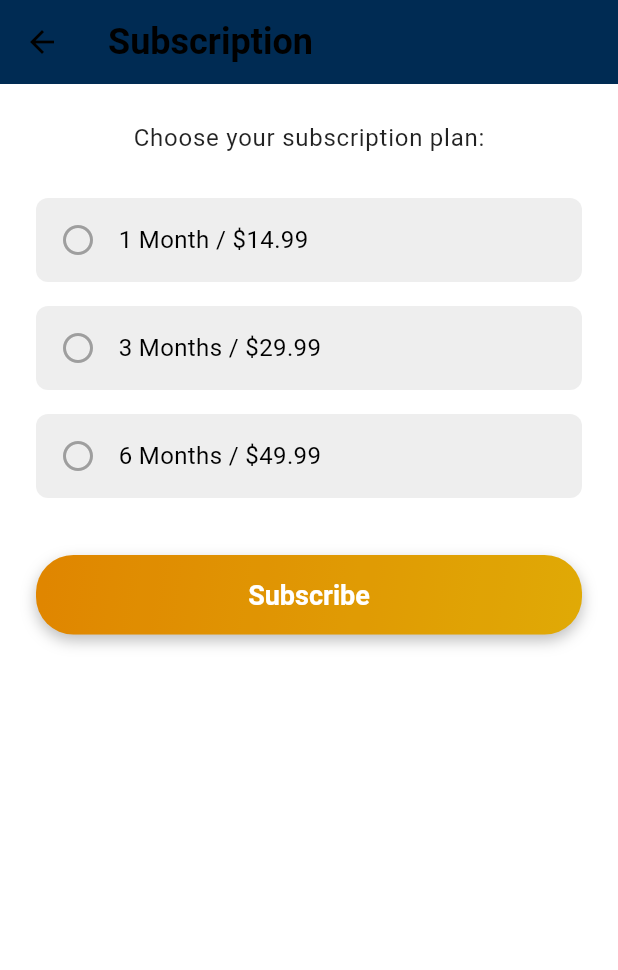
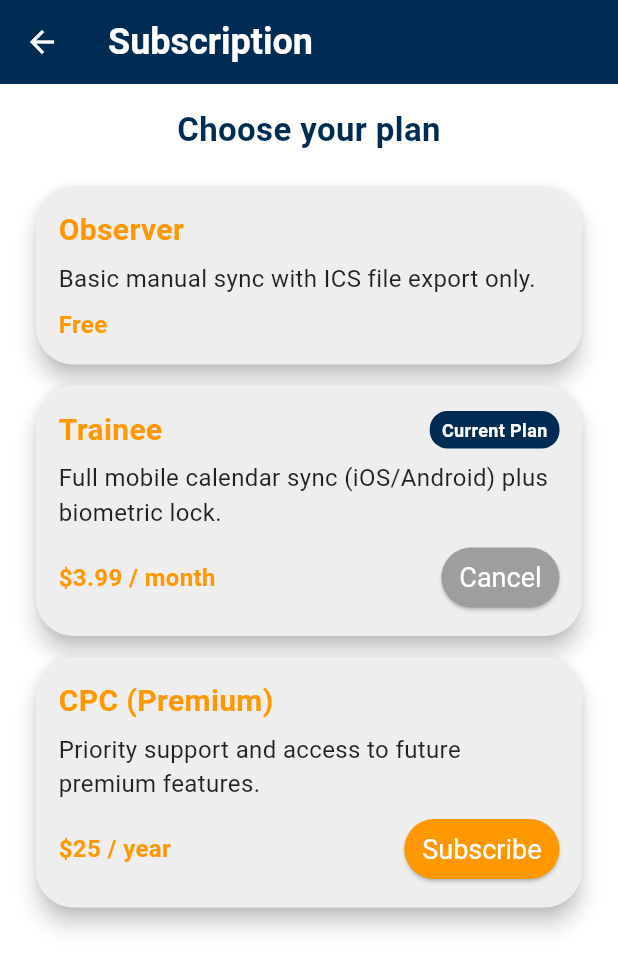
Before and after one commit to supertalentwiz/syncmyschedule, a Flutter app: the SubscriptionScreen screen opened by its route, on a phone screen of 412 x 824 dp. Shown: the top 970 px of the screen. Run offline on Flutter 3.47's test engine with Material 3 defaults, Android fonts, the phone set to English and light mode, and no system bars; our stand-ins replace cloud_functions, firebase_auth, firebase_core, flutter_secure_storage, share_plus, shared_preferences and 1 more; missing offline and left inert: device_calendar, external_path; accounts and stored records are empty.

Commit message:
feat: updated subscription UI

```diff
--- a/lib/constants/app_strings.dart
+++ b/lib/constants/app_strings.dart
@@ -28,7 +28,7 @@ class AppStrings {
   static const String schedulerId = 'Scheduler ID: ';
   static const String email = 'Email';
   static const String phone = 'Phone';
-  static const String choosePlan = 'Choose your subscription plan:';
+  static const String choosePlan = 'Choose your plan';
   static const String subscribedTo = 'Subscribed to';
   static const String cancel = 'Cancel';
   static const String subscribeButton = 'Subscribe';
@@ -41,4 +41,13 @@ class AppStrings {
   static const String ok = 'OK';
   static const String forgotPwd = 'Forgot Password? ';
   static const String resetPwd = 'Reset Here';
+  static const String observerPlan = 'Observer';
+  static const String observerPlanDesc =
+      'Basic manual sync with ICS file export only.';
+  static const String traineePlan = 'Trainee';
+  static const String traineePlanDesc =
+      'Full mobile calendar sync (iOS/Android) plus biometric lock.';
+  static const String cpcPlan = 'CPC (Premium)';
+  static const String cpcPlanDesc =
+      'Priority support and access to future premium features.';
 }
--- a/lib/screens/profile_screen.dart
+++ b/lib/screens/profile_screen.dart
@@ -27,6 +27,10 @@ class ProfileScreen extends StatelessWidget {
     final profile = Provider.of<ProfileProvider>(context).profile;
     final scheduleProvider = Provider.of<ScheduleProvider>(context);
 
+    // TODO: Replace with actual subscription status from RevenueCat/Firebase later
+    final subscriptionStatus = "Observer (Free)";
+    // final subscriptionStatus = profile.subscriptionPlan ?? "Observer (Free)";
+
     return Scaffold(
       appBar: CustomAppBar(title: AppStrings.profile),
       body: SafeArea(
@@ -47,12 +51,16 @@ class ProfileScreen extends StatelessWidget {
                   style: Theme.of(context).textTheme.headlineSmall,
                 ),
                 const SizedBox(height: AppSizes.cardSpacing),
+
+                // Email card
                 InfoCard(
                   icon: Icons.email_outlined,
                   label: AppStrings.email,
                   value: profile.email,
                 ),
                 const SizedBox(height: AppSizes.cardSpacing),
+
+                // Calendar type card
                 InfoCard(
                   icon: Icons.calendar_today,
                   label: AppStrings.calendarType,
@@ -64,6 +72,18 @@ class ProfileScreen extends StatelessWidget {
                     ),
                   ),
                 ),
+                const SizedBox(height: AppSizes.cardSpacing),
+
+                // New: Subscription card
+                InfoCard(
+                  icon: Icons.star_border_rounded,
+                  label: "Subscription",
+                  value: subscriptionStatus,
+                  onTap: () {
+                    // Navigate to subscription/paywall screen
+                    Navigator.pushNamed(context, '/subscription');
+                  },
+                ),
               ],
             ),
           ),
--- a/lib/screens/subscription_screen.dart
+++ b/lib/screens/subscription_screen.dart
@@ -1,57 +1,165 @@
 import 'package:flutter/material.dart';
-import 'package:provider/provider.dart';
 import '../constants/app_strings.dart';
+import '../constants/app_colors.dart';
 import '../constants/app_sizes.dart';
-import '../providers/subscription_provider.dart';
-import '../widgets/profile/gradient_button.dart';
-import '../widgets/profile/subscription_card.dart';
 
 class SubscriptionScreen extends StatelessWidget {
   const SubscriptionScreen({super.key});
 
-  @override
-  Widget build(BuildContext context) {
-    final subscriptionProvider = Provider.of<SubscriptionProvider>(context);
+  Widget _buildPlanCard({
+    required String title,
+    required String description,
+    required String price,
+    required bool isFree,
+    required bool isCurrent,
+  }) {
+    final bool showButton = !isFree;
+    final String buttonText = isCurrent
+        ? AppStrings.cancel
+        : AppStrings.subscribeButton;
+    final Color buttonColor = isCurrent ? Colors.grey : AppColors.accent;
 
-    return Scaffold(
-      appBar: AppBar(
-        title: const Text(AppStrings.subscription),
-        backgroundColor: Theme.of(context).primaryColor,
+    return Card(
+      margin: const EdgeInsets.symmetric(
+        vertical: AppSizes.cardSpacing,
+        horizontal: AppSizes.padding,
       ),
-      body: Padding(
-        padding: const EdgeInsets.all(AppSizes.padding),
+      child: Padding(
+        padding: const EdgeInsets.all(AppSizes.spacingSmall),
         child: Column(
+          crossAxisAlignment: CrossAxisAlignment.start,
           children: [
+            Row(
+              children: [
+                Expanded(
+                  child: Text(
+                    title,
+                    style: const TextStyle(
+                      fontSize: 20,
+                      fontWeight: FontWeight.bold,
+                      color: AppColors.accent,
+                    ),
+                  ),
+                ),
+                if (isCurrent)
+                  Container(
+                    padding: const EdgeInsets.symmetric(
+                      horizontal: 8,
+                      vertical: 4,
+                    ),
+                    decoration: BoxDecoration(
+                      color: AppColors.primary,
+                      borderRadius: BorderRadius.circular(12),
+                    ),
+                    child: const Text(
+                      'Current Plan',
+                      style: TextStyle(
+                        color: Colors.white,
+                        fontSize: 12,
+                        fontWeight: FontWeight.bold,
+                      ),
+                    ),
+                  ),
+              ],
+            ),
+            const SizedBox(height: AppSizes.spacingExtraSmall),
             Text(
-              AppStrings.choosePlan,
-              style: Theme.of(context).textTheme.bodyLarge,
+              description,
+              style: const TextStyle(fontSize: 16, color: Colors.black87),
             ),
-            const SizedBox(height: AppSizes.spacingLarge),
-            ...List.generate(
-              subscriptionProvider.plans.length,
-              (index) => SubscriptionCard(
-                plan: subscriptionProvider.plans[index],
-                isSelected: subscriptionProvider.selectedPlan == index,
-                onTap: () => subscriptionProvider.selectPlan(index),
-              ),
-            ),
-            const SizedBox(height: AppSizes.spacingLarge * 1.5),
-            GradientButton(
-              label: AppStrings.subscribeButton,
-              onPressed: subscriptionProvider.selectedPlan == -1
-                  ? null
-                  : () async {
-                      final message = await subscriptionProvider.subscribe();
-                      if (message != null && context.mounted) {
-                        ScaffoldMessenger.of(
-                          context,
-                        ).showSnackBar(SnackBar(content: Text(message)));
-                      }
+            const SizedBox(height: AppSizes.spacingMiddleSmall),
+            Row(
+              mainAxisAlignment: MainAxisAlignment.spaceBetween,
+              children: [
+                Text(
+                  price,
+                  style: const TextStyle(
+                    fontSize: 16,
+                    fontWeight: FontWeight.bold,
+                    color: AppColors.accent,
+                  ),
+                ),
+                if (showButton)
+                  ElevatedButton(
+                    onPressed: () {
+                      // TODO: Handle subscription or cancel logic
                     },
+                    style: ElevatedButton.styleFrom(
+                      backgroundColor: buttonColor,
+                      foregroundColor: Colors.white,
+                      padding: const EdgeInsets.symmetric(
+                        horizontal: 12,
+                        vertical: 6,
+                      ),
+                      shape: RoundedRectangleBorder(
+                        borderRadius: BorderRadius.circular(
+                          AppSizes.borderRadius,
+                        ),
+                      ),
+                    ),
+                    child: Text(buttonText),
+                  ),
+              ],
             ),
           ],
         ),
       ),
     );
   }
+
+  @override
+  Widget build(BuildContext context) {
+    const currentPlan = "Trainee"; // Example current plan
+
+    return Scaffold(
+      appBar: AppBar(
+        backgroundColor: AppColors.primary,
+        title: const Text(
+          AppStrings.subscription,
+          style: TextStyle(color: Colors.white),
+        ),
+        iconTheme: const IconThemeData(color: Colors.white),
+      ),
+      body: ListView(
+        children: [
+          const Padding(
+            padding: EdgeInsets.all(AppSizes.spacingSmall),
+            child: Center(
+              child: Text(
+                AppStrings.choosePlan,
+                textAlign: TextAlign.center,
+                style: TextStyle(
+                  fontSize: 22,
+                  fontWeight: FontWeight.bold,
+                  color: AppColors.primary,
+                ),
+              ),
+            ),
+          ),
+          _buildPlanCard(
+            title: AppStrings.observerPlan,
+            description: AppStrings.observerPlanDesc,
+            price: "Free",
+            isFree: true,
+            isCurrent: currentPlan == AppStrings.observerPlan,
+          ),
+          _buildPlanCard(
+            title: AppStrings.traineePlan,
+            description: AppStrings.traineePlanDesc,
+            price: "\$3.99 / month",
+            isFree: false,
+            isCurrent: currentPlan == AppStrings.traineePlan,
+          ),
+          _buildPlanCard(
+            title: AppStrings.cpcPlan,
+            description: AppStrings.cpcPlanDesc,
+            price: "\$25 / year",
+            isFree: false,
+            isCurrent: currentPlan == AppStrings.cpcPlan,
+          ),
+          const SizedBox(height: AppSizes.spacingLarge),
+        ],
+      ),
+    );
+  }
 }
```
